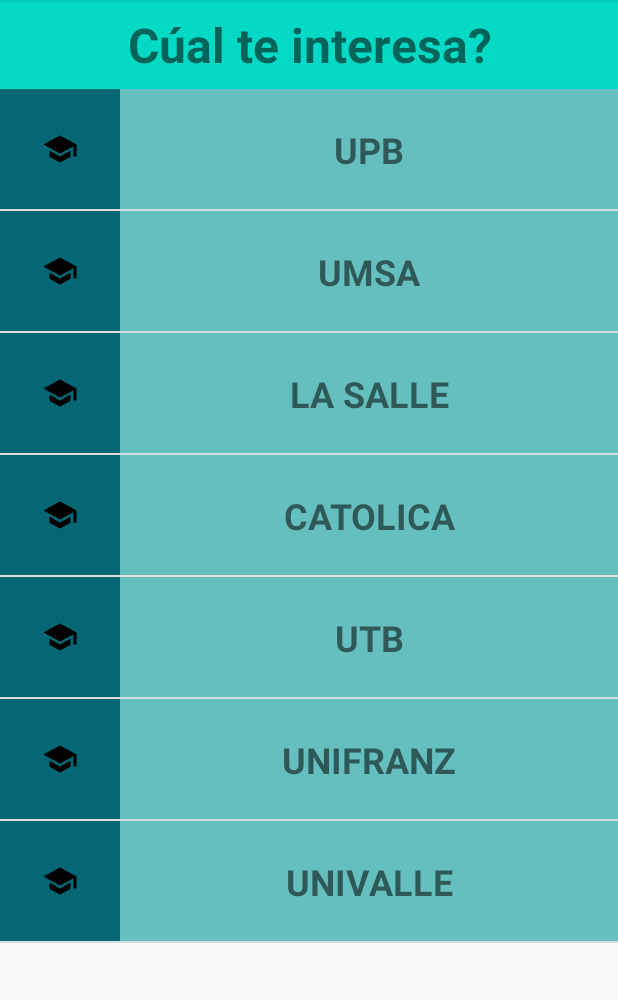
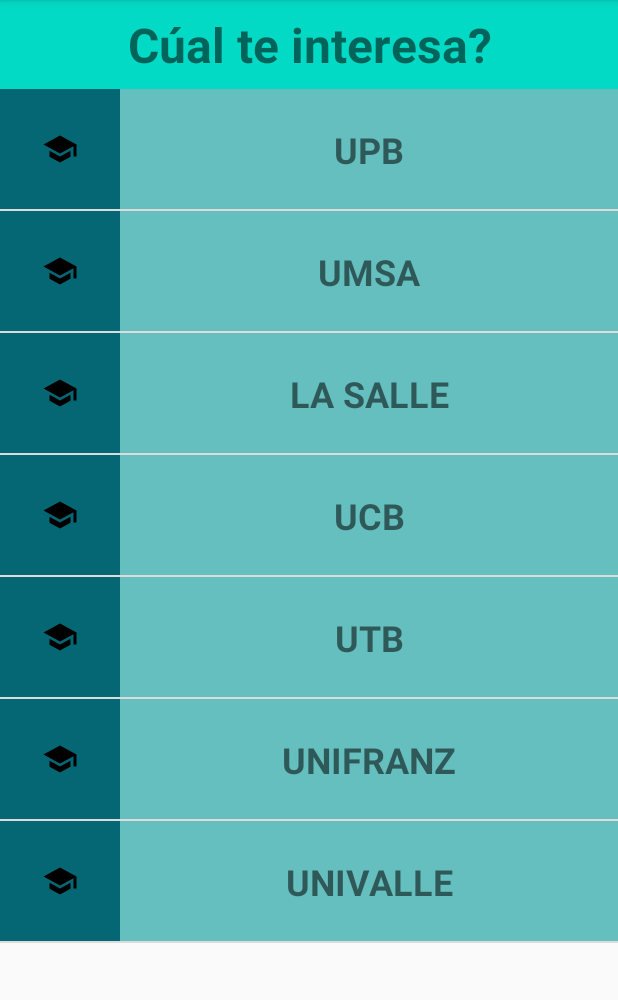
Before and after one commit to RaisaSilva/android-certi-Bienvenidos18, an Android app: the ActivityU screen opened directly, with no data from a screen before it, on a phone screen of 412 x 824 dp, the part 84-1084 px from its top. Run offline under Robolectric (Android 15) with nearby library versions, the phone set to English and light mode, and no system bars.

```diff
--- a/app/src/main/java/bo/com/bienvenido18/android/repository/MockRepository.java
+++ b/app/src/main/java/bo/com/bienvenido18/android/repository/MockRepository.java
@@ -23,6 +23,7 @@ public class MockRepository implements RepositoryImpl {
 
         fakeUsers.add(new UserO("raisa.silva@gmail.com", "contrasena2"));
         fakeUsers.add(new UserP("liz.vasquez@gmail.com", "contrasena3"));
+        fakeUsers.add(new UserO("benjamin.soto@gmail.com","contrasena4"));
         return fakeUsers;
     }
 
--- a/app/src/main/java/bo/com/bienvenido18/android/ui/activities/ActivityU.java
+++ b/app/src/main/java/bo/com/bienvenido18/android/ui/activities/ActivityU.java
@@ -37,7 +37,7 @@ public class ActivityU extends AppCompatActivity {
         listaUniversidades.add(new Universidades("UPB",R.drawable.ic_school_black_24dp));
         listaUniversidades.add(new Universidades("UMSA",R.drawable.ic_school_black_24dp));
         listaUniversidades.add(new Universidades("LA SALLE",R.drawable.ic_school_black_24dp));
-        listaUniversidades.add(new Universidades("CATOLICA",R.drawable.ic_school_black_24dp));
+        listaUniversidades.add(new Universidades("UCB",R.drawable.ic_school_black_24dp));
         listaUniversidades.add(new Universidades("UTB",R.drawable.ic_school_black_24dp));
         listaUniversidades.add(new Universidades("UNIFRANZ",R.drawable.ic_school_black_24dp));
         listaUniversidades.add(new Universidades("UNIVALLE",R.drawable.ic_school_black_24dp));
--- a/app/src/main/java/bo/com/bienvenido18/android/ui/adapter/AdapterU.java
+++ b/app/src/main/java/bo/com/bienvenido18/android/ui/adapter/AdapterU.java
@@ -32,7 +32,7 @@ public class AdapterU  extends RecyclerView.Adapter<ViewHolderU> {
     @Override
     public ViewHolderU onCreateViewHolder(@NonNull ViewGroup parent, int viewType) {
         View view = LayoutInflater.from(parent.getContext()).inflate(R.layout.item_list, parent,false);
-        /*View view1 = this.inflater.inflate(R.layout.item_list,parent,false);*/
+
         return new ViewHolderU(view);
     }
 
```
